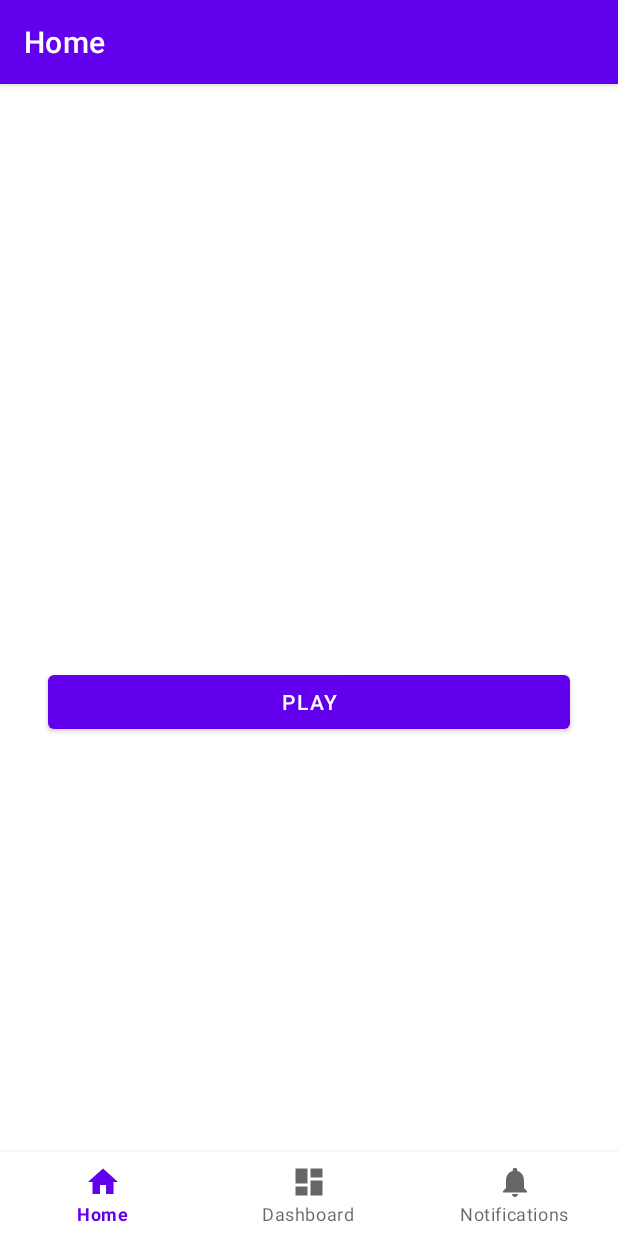
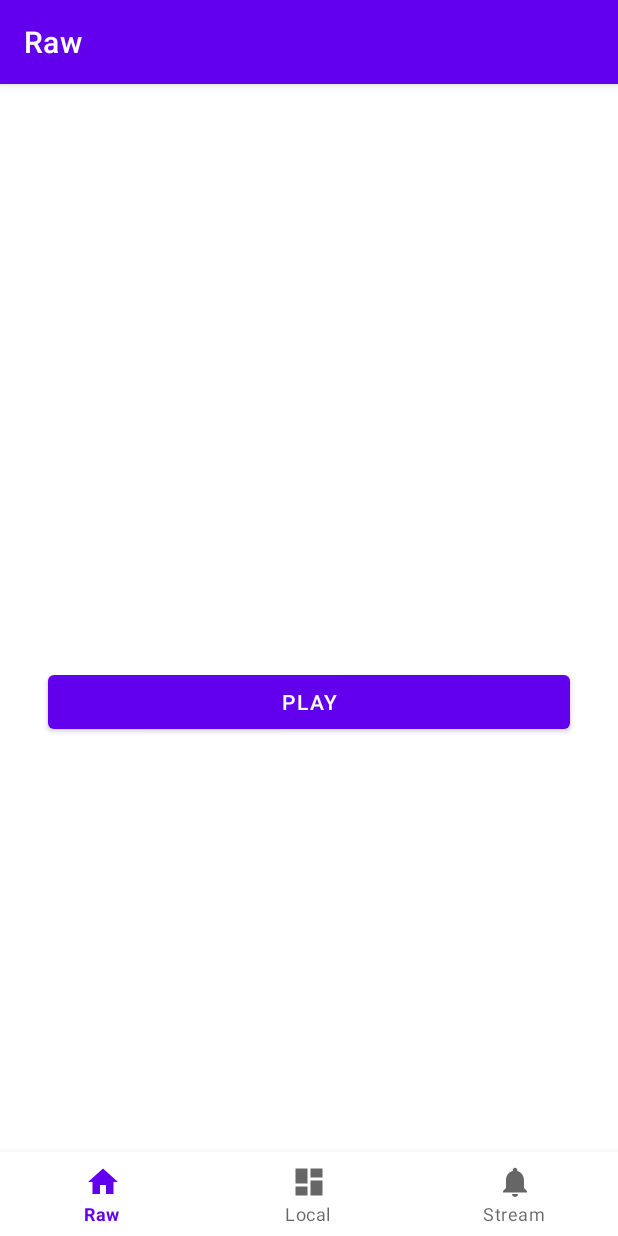
Before and after one commit to Daak-Knights/DroidCore, an Android app: the screen it shows after launch (MainActivity), on a phone screen of 412 x 824 dp. Run offline under Robolectric (Android 15) with nearby library versions, the phone set to English and light mode, and no system bars; our stand-ins replace navigation-ui.

Commit message:
Audiofy : Updated bottom nav names

```diff
--- a/Audiofy/app/src/main/res/values/strings.xml
+++ b/Audiofy/app/src/main/res/values/strings.xml
@@ -1,8 +1,8 @@
 <resources>
     <string name="app_name">Audiofy</string>
-    <string name="title_home">Home</string>
-    <string name="title_dashboard">Dashboard</string>
-    <string name="title_notifications">Notifications</string>
+    <string name="title_home">Raw</string>
+    <string name="title_dashboard">Local</string>
+    <string name="title_notifications">Stream</string>
     <string name="play">Play</string>
     <string name="pause">Pause</string>
 </resources>
```
